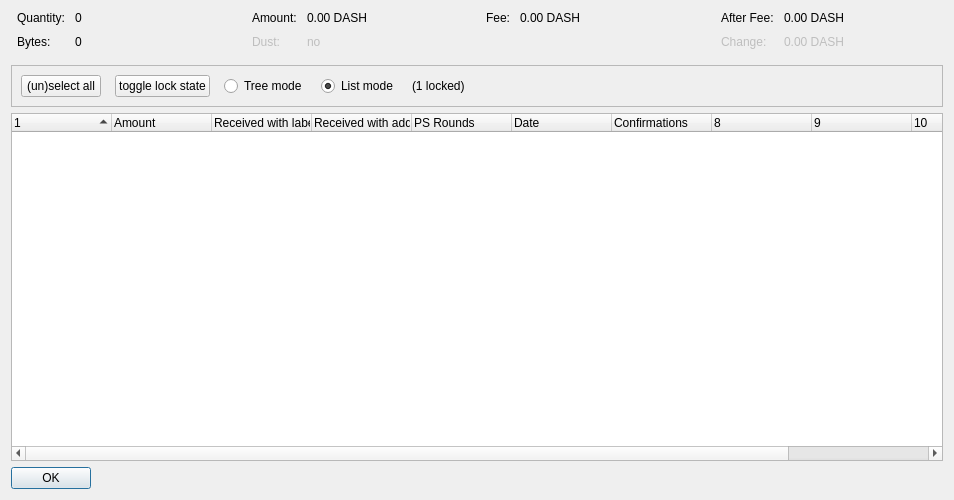
Before: the Qt Designer form src/qt/forms/coincontroldialog.ui in xdustinface/dash, drawn with Qt 5.
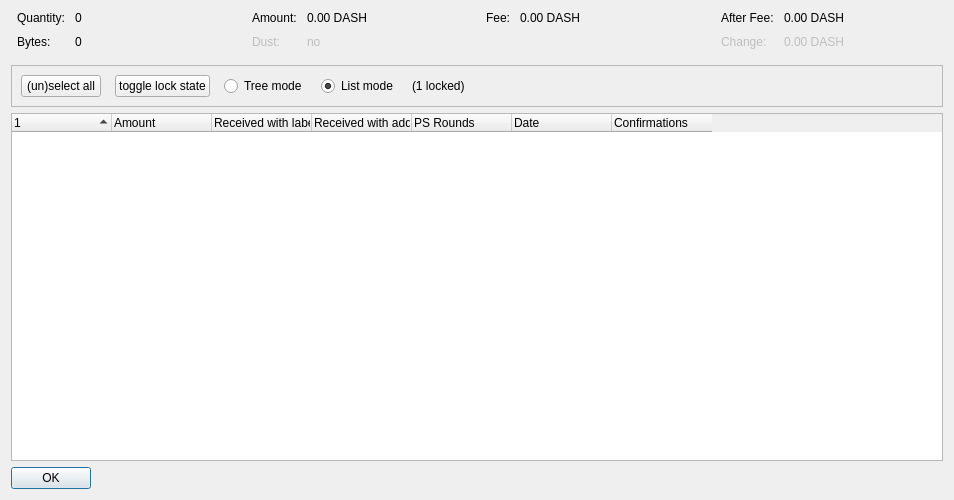
After: the same form once the commit is applied. Custom widgets are drawn as their Qt base class.

Commit message:
Merge #14828: qt: Remove hidden columns in coin control dialog
1c28feb7d qt: Remove hidden columns in coin control dialog (João Barbosa)

Pull request description:

  Instead of having hidden columns, store the data in specific roles.

  Overlaps with #14817, fixes #11811.

Tree-SHA512: e86e9ca426b9146ac28997ca1920dbae6cc4e2e494ff94fe131d605cd6c013183fc5de10036c886a4d6dcae497ac4067de3791be0ef9c88f7ce9f57f7bd97422

The edit to the form file:
```diff
--- a/src/qt/forms/coincontroldialog.ui
+++ b/src/qt/forms/coincontroldialog.ui
@@ -376,7 +376,7 @@
       <bool>false</bool>
      </property>
      <property name="columnCount">
-      <number>11</number>
+      <number>7</number>
      </property>
      <attribute name="headerShowSortIndicator" stdset="0">
       <bool>true</bool>
```
The commit also changes 2 other files.
